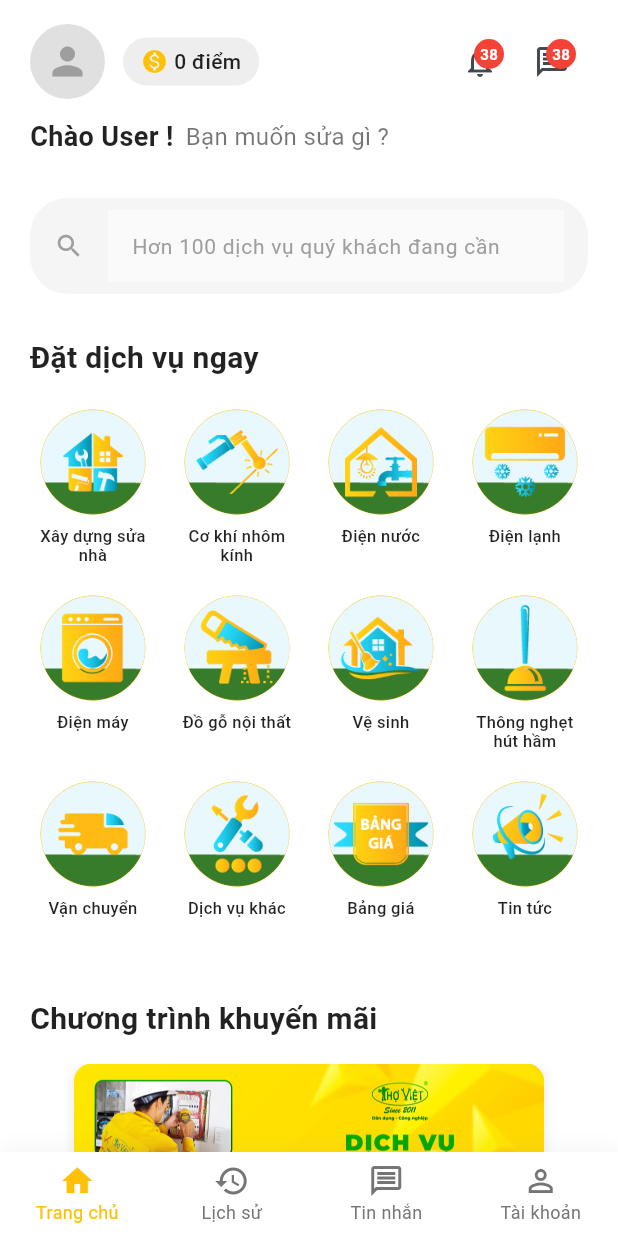
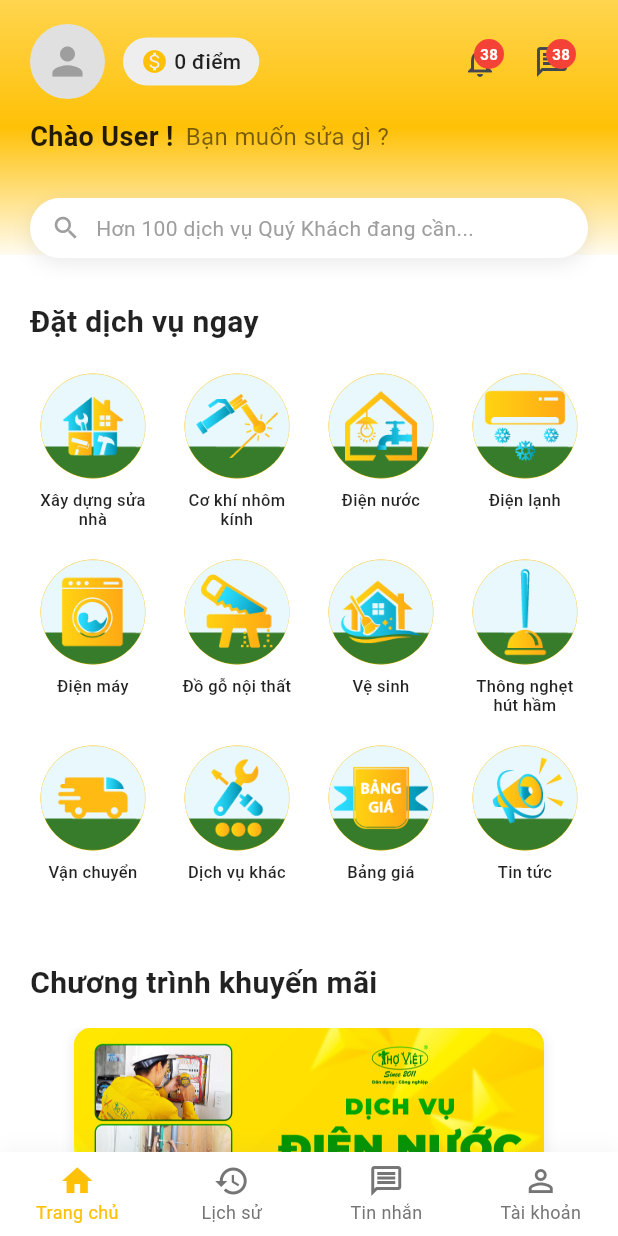
Before and after one commit to tuanpham2xx3/fix4home_mobile, a Flutter app: the screen it shows after launch, on a phone screen of 412 x 824 dp. Run offline on Flutter 3.47's test engine with Material 3 defaults, Android fonts, the phone set to English and light mode, and no system bars; our stand-ins replace app_links, device_info_plus, dio, flutter_riverpod, flutter_secure_storage, flutter_svg and 4 more.

Commit message:
update gadient header home page

```diff
--- a/lib/core/routing/app_router.dart
+++ b/lib/core/routing/app_router.dart
@@ -9,6 +9,7 @@ import '../../features/auth/presentation/reset_password_screen.dart';
 import '../../features/auth/presentation/congratulations_screen.dart';
 import '../../features/home/presentation/main_navigation.dart';
 import '../../features/home/presentation/service_menu_screen.dart';
+import '../../features/home/presentation/search_screen.dart';
 import '../../data/services/menu_service.dart';
 
 class SplashScreen extends StatelessWidget {
@@ -67,6 +68,10 @@ final routerProvider = Provider<GoRouter>((ref) {
           );
         },
       ),
+      GoRoute(
+        path: '/search',
+        builder: (context, state) => const SearchScreen(),
+      ),
     ],
     redirect: (BuildContext context, GoRouterState state) {
       final loggingIn = state.matchedLocation == '/login';
--- a/lib/features/home/presentation/home_screen.dart
+++ b/lib/features/home/presentation/home_screen.dart
@@ -2,6 +2,7 @@ import 'dart:async';
 import 'package:flutter/material.dart';
 import 'package:flutter_riverpod/flutter_riverpod.dart';
 import 'service_menu_screen.dart';
+import 'search_screen.dart';
 
 class HomeScreen extends ConsumerStatefulWidget {
   const HomeScreen({super.key});
@@ -127,7 +128,28 @@ class _HomeScreenState extends ConsumerState<HomeScreen> {
     return Scaffold(
       backgroundColor: Colors.white,
       body: SafeArea(
-        child: SingleChildScrollView(
+        child: Stack(
+          children: [
+            Positioned(
+              top: 0,
+              left: 0,
+              right: 0,
+              height: 170,
+              child: Container(
+                decoration: const BoxDecoration(
+                  gradient: LinearGradient(
+                    begin: Alignment.topCenter,
+                    end: Alignment.bottomCenter,
+                    colors: [
+                      Color(0xFFFFD54F),
+                      Color(0xFFFFC107),
+                      Color(0x10FFC107), // fade to transparent
+                    ],
+                  ),
+                ),
+              ),
+            ),
+            SingleChildScrollView(
               child: Column(
                 crossAxisAlignment: CrossAxisAlignment.start,
                 children: [
@@ -152,6 +174,8 @@ class _HomeScreenState extends ConsumerState<HomeScreen> {
                   const SizedBox(height: 20),
                 ],
               ),
+            ),
+          ],
         ),
       ),
     );
@@ -295,31 +319,42 @@ class _HomeScreenState extends ConsumerState<HomeScreen> {
   }
 
   Widget _buildSearchBar() {
-    return Container(
+    return GestureDetector(
+      onTap: () {
+        Navigator.of(context).push(
+          MaterialPageRoute(builder: (_) => const SearchScreen()),
+        );
+      },
+      child: Container(
         margin: const EdgeInsets.symmetric(horizontal: 20, vertical: 12),
-      padding: const EdgeInsets.symmetric(horizontal: 16, vertical: 8),
+        padding: const EdgeInsets.symmetric(horizontal: 14, vertical: 10),
         decoration: BoxDecoration(
-        color: Colors.grey[100],
-        borderRadius: BorderRadius.circular(25),
+          color: Colors.white,
+          borderRadius: BorderRadius.circular(24),
+          boxShadow: [
+            BoxShadow(
+              color: Colors.black.withOpacity(0.08),
+              blurRadius: 10,
+              offset: const Offset(0, 4),
             ),
-      child: TextField(
-        controller: _searchController,
-        decoration: const InputDecoration(
-          hintText: 'Hơn 100 dịch vụ quý khách đang cần',
-          hintStyle: TextStyle(
+          ],
+        ),
+        child: Row(
+          children: const [
+            Icon(Icons.search, color: Colors.grey, size: 20),
+            SizedBox(width: 10),
+            Expanded(
+              child: Text(
+                'Hơn 100 dịch vụ Quý Khách đang cần...',
+                style: TextStyle(
                   color: Colors.grey,
                   fontSize: 14,
                 ),
-          border: InputBorder.none,
-          icon: Icon(Icons.search, color: Colors.grey, size: 20),
+                overflow: TextOverflow.ellipsis,
               ),
-        onSubmitted: (value) {
-          // Handle search
-          if (value.isNotEmpty) {
-            // TODO: Implement search functionality
-            print('Searching for: $value');
-          }
-        },
+            ),
+          ],
+        ),
       ),
     );
   }
--- /dev/null
+++ b/lib/features/home/presentation/search_screen.dart
@@ -0,0 +1,23 @@
+import 'package:flutter/material.dart';
+
+class SearchScreen extends StatelessWidget {
+  const SearchScreen({super.key});
+
+  @override
+  Widget build(BuildContext context) {
+    return Scaffold(
+      appBar: AppBar(
+        title: const Text('Tìm kiếm'),
+        backgroundColor: Colors.white,
+        foregroundColor: Colors.black87,
+        elevation: 0.5,
+      ),
+      body: const Center(
+        child: Text(
+          'Trang tìm kiếm (placeholder)',
+          style: TextStyle(fontSize: 16),
+        ),
+      ),
+    );
+  }
+}
```
Lines whose indentation alone changed are shown as unchanged.
